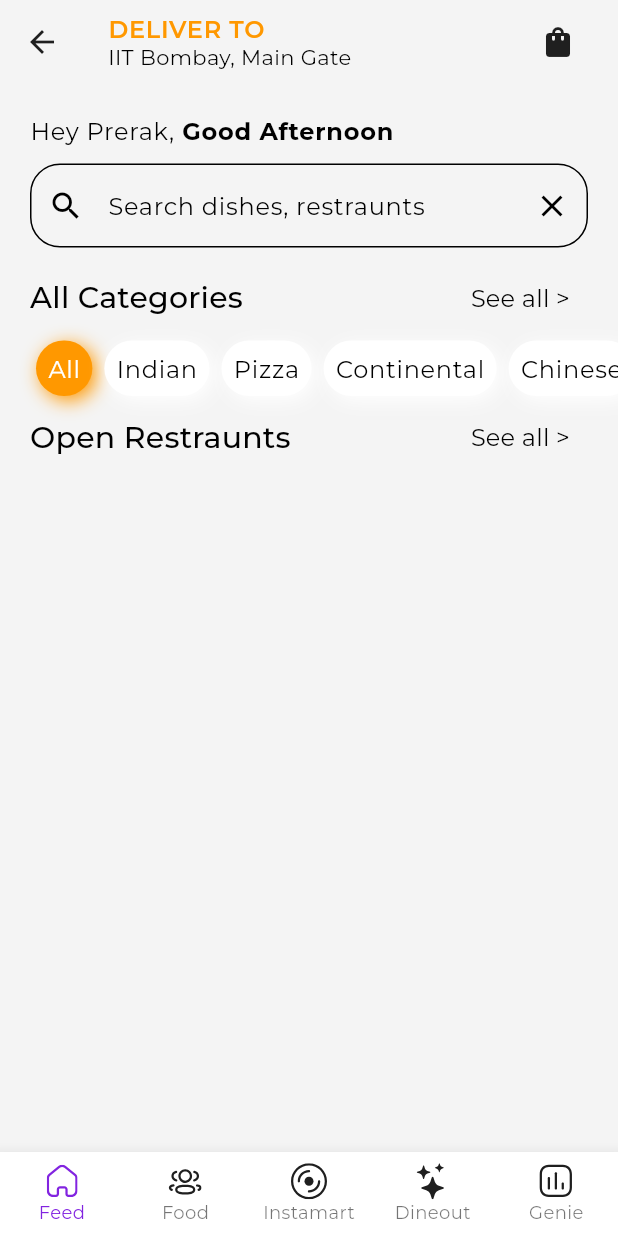
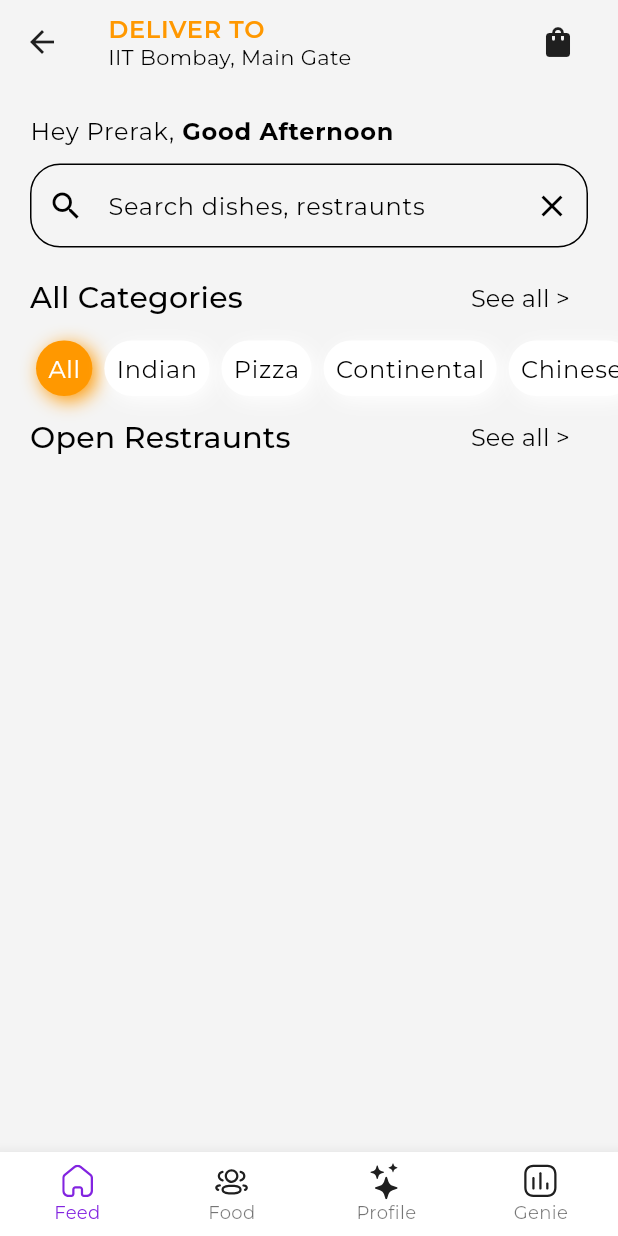
Before and after one commit to dishantzaveri/EcoEats, a Flutter app: the MainScaffoldScreen screen opened by its route, on a phone screen of 412 x 824 dp. Run offline on Flutter 3.47's test engine with Material 3 defaults, Android fonts, the phone set to English and light mode, and no system bars; our stand-ins replace auto_route, carousel_indicator, carousel_slider, cloud_firestore, dio, firebase_auth and 10 more; missing offline and left inert: here_sdk; accounts and stored records are empty; statements that could not run were skipped.

Commit message:
Files Refactor

```diff
--- a/lib/features/main/main_scaffold_screen.dart
+++ b/lib/features/main/main_scaffold_screen.dart
@@ -4,10 +4,9 @@ import 'package:flutter_svg/svg.dart';
 import 'package:here_hackathon/features/map/map_screen.dart';
 
 import '../../utils/palette.dart';
-import '../bytes/byte_screen.dart';
-import '../edit_profile/fifth.dart';
+import '../edit_profile/profile_screen.dart';
 import '../feed/feed_screen.dart';
-import '../network/food_screen.dart';
+import '../foods/food_screen.dart';
 
 @RoutePage()
 class MainScaffoldScreen extends StatefulWidget {
@@ -36,7 +35,7 @@ class _MainScaffoldScreenState extends State<MainScaffoldScreen> {
         children: const [
           FeedScreen(),
           FoodScreen(),
-          ByteScreen(),
+          // ByteScreen(),
           ProfileScreen(),
           MapScreen(),
         ],
@@ -77,32 +76,32 @@ class _MainScaffoldScreenState extends State<MainScaffoldScreen> {
             ),
             label: 'Food',
           ),
+          // BottomNavigationBarItem(
+          //   icon: SvgPicture.asset(
+          //     'assets/svgs/bytes.svg',
+          //     color: index == 2
+          //         ? Palette.primary
+          //         : MediaQuery.of(context).platformBrightness == Brightness.dark
+          //             ? Palette.grey
+          //             : Palette.black,
+          //   ),
+          //   label: 'Instamart',
+          // ),
           BottomNavigationBarItem(
             icon: SvgPicture.asset(
-              'assets/svgs/bytes.svg',
+              'assets/svgs/stars.svg',
               color: index == 2
                   ? Palette.primary
                   : MediaQuery.of(context).platformBrightness == Brightness.dark
                       ? Palette.grey
                       : Palette.black,
             ),
-            label: 'Instamart',
-          ),
-          BottomNavigationBarItem(
-            icon: SvgPicture.asset(
-              'assets/svgs/stars.svg',
-              color: index == 3
-                  ? Palette.primary
-                  : MediaQuery.of(context).platformBrightness == Brightness.dark
-                      ? Palette.grey
-                      : Palette.black,
-            ),
-            label: 'Dineout',
+            label: 'Profile',
           ),
           BottomNavigationBarItem(
             icon: SvgPicture.asset(
               'assets/svgs/dashboard.svg',
-              color: index == 4
+              color: index == 3
                   ? Palette.primary
                   : MediaQuery.of(context).platformBrightness == Brightness.dark
                       ? Palette.grey
--- a/lib/utils/routes/app_router.dart
+++ b/lib/utils/routes/app_router.dart
@@ -10,9 +10,5 @@ class AppRouter extends $AppRouter {
         AutoRoute(page: OnboardingRoute.page),
         AutoRoute(page: LoginRoute.page),
         AutoRoute(page: MainScaffoldRoute.page),
-        AutoRoute(page: NotificationsRoute.page),
-        AutoRoute(page: SettingsRoute.page),
-        AutoRoute(page: ChatRoute.page),
-        AutoRoute(page: EditProfileRoute.page),
       ];
 }
```
Also changed, not shown: lib/features/bytes/byte_screen.dart (deleted, +0 -17 lines), lib/features/chat/chat_screen.dart (deleted, +0 -19 lines), lib/features/dashboard/dashboard_screen.dart (deleted, +0 -17 lines), lib/features/edit_profile/edit_profile_screen.dart (deleted, +0 -19 lines), lib/features/micro_learning/micro_learning_screen.dart (deleted, +0 -17 lines), lib/features/notifications/notifications_screen.dart (deleted, +0 -19 lines), lib/features/onboarding/onboarding_screen.dart (+8 -17 lines), lib/features/edit_profile/profile_screen.dart (renamed from lib/features/edit_profile/fifth.dart), lib/features/foods/food_screen.dart (renamed from lib/features/network/food_screen.dart), lib/utils/routes/app_router.gr.dart.
